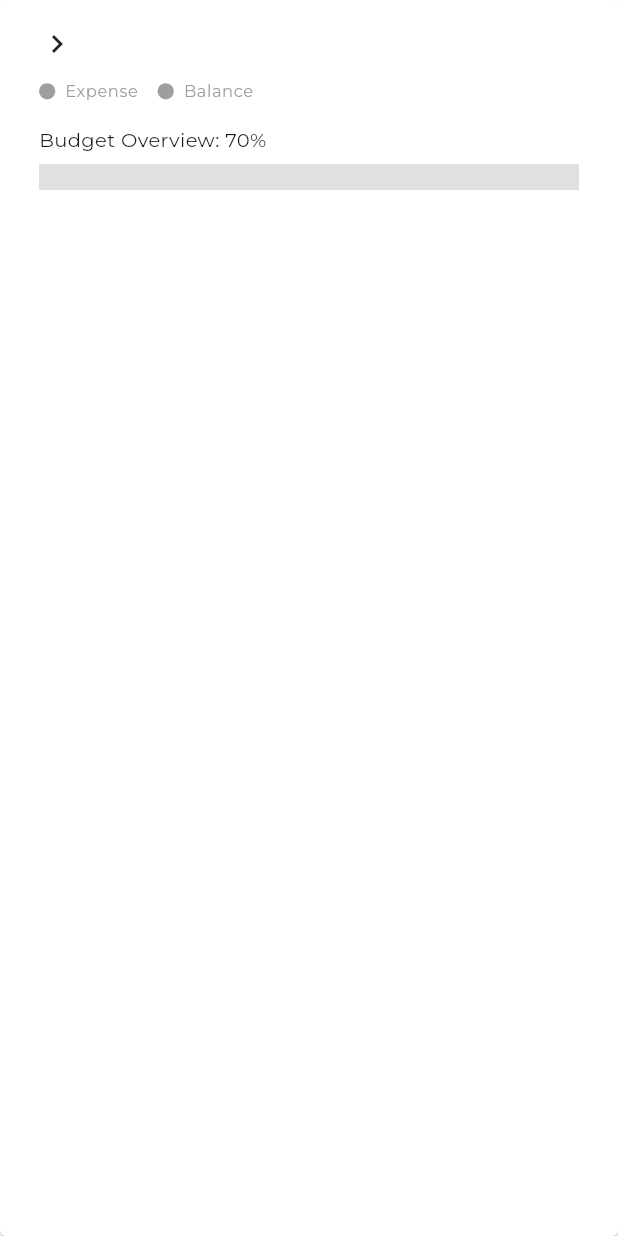
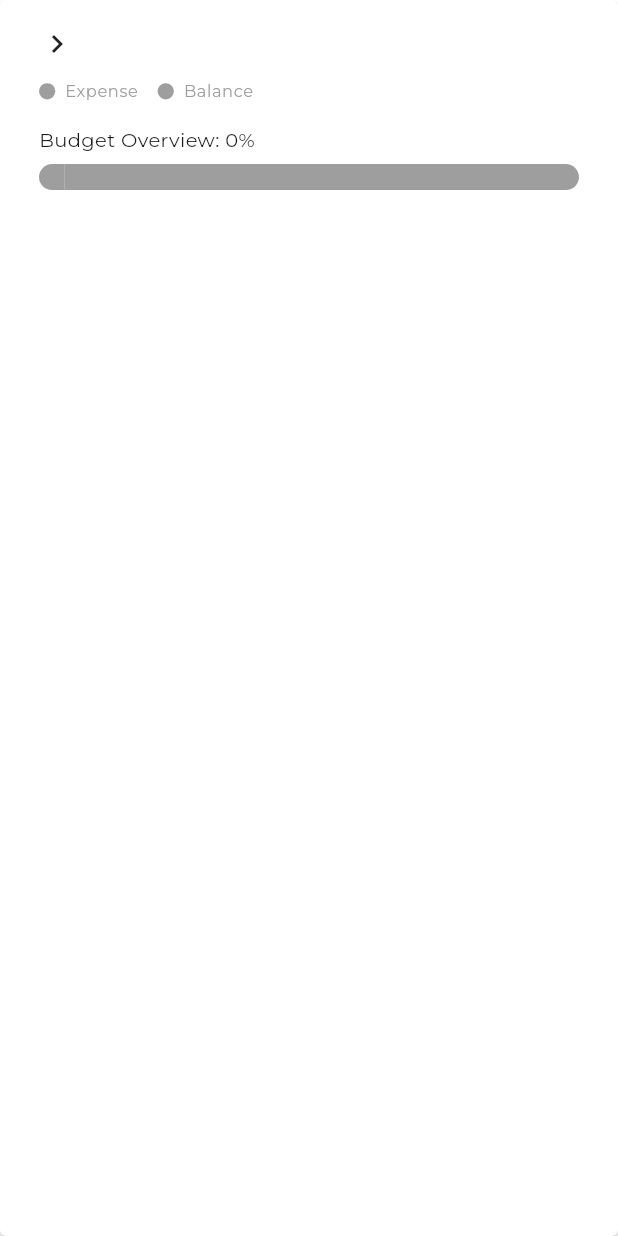
Before and after one commit to natintosh/mounae, a Flutter app: the BudgetItemCard widget shown alone on an empty page, opened directly with empty values, on a phone screen of 412 x 824 dp. Run offline on Flutter 3.47's test engine with Material 2 defaults, Android fonts, the phone set to English and light mode, and no system bars; our stand-ins replace currency_text_input_formatter, dio, flutter_screenutil, flutter_svg, google_fonts, loading_indicator and 5 more; missing offline and left inert: in_date_utils, okra_widget, system_settings.

```diff
--- a/lib/main.dart
+++ b/lib/main.dart
@@ -1,5 +1,6 @@
 import 'package:flutter/material.dart';
 import 'package:mounae/mounae_app.dart';
+import 'package:mounae/providers/budget_provider.dart';
 import 'package:mounae/providers/preference_provider.dart';
 import 'package:mounae/providers/user_provider.dart';
 import 'package:provider/provider.dart';
@@ -18,6 +19,11 @@ void main() {
             return UserProvider();
           },
         ),
+        ChangeNotifierProvider(
+          create: (BuildContext context) {
+            return BudgetProvider();
+          },
+        ),
       ],
       child: MounaeApp(),
     ),
--- a/lib/screens/index/budget/budget/widgets/budget_item_card.dart
+++ b/lib/screens/index/budget/budget/widgets/budget_item_card.dart
@@ -82,15 +82,44 @@ class BudgetItemCard extends StatelessWidget {
                 Container(
                   alignment: Alignment.centerLeft,
                   child: Text(
-                    'Budget Overview: 70%',
+                    'Budget Overview: 0%',
                     style: Theme.of(context).textTheme.bodyText2,
                   ),
                 ),
                 SizedBox(height: 8.sp),
-                Container(
-                  height: 16.sp,
-                  width: double.infinity,
-                  color: Colors.black12,
+                Row(
+                  children: [
+                    Expanded(
+                      flex: 5,
+                      child: Container(
+                        height: 16.sp,
+                        decoration: ShapeDecoration(
+                          shape: RoundedRectangleBorder(
+                              borderRadius: BorderRadius.only(
+                                  topLeft: Radius.circular(32.sp),
+                                  bottomLeft: Radius.circular(
+                                    32.sp,
+                                  ))),
+                          color: primaryColor,
+                        ),
+                      ),
+                    ),
+                    Expanded(
+                      flex: 100,
+                      child: Container(
+                        height: 16.sp,
+                        decoration: ShapeDecoration(
+                          shape: RoundedRectangleBorder(
+                              borderRadius: BorderRadius.only(
+                                  topRight: Radius.circular(32.sp),
+                                  bottomRight: Radius.circular(
+                                    32.sp,
+                                  ))),
+                          color: secondaryColor,
+                        ),
+                      ),
+                    ),
+                  ],
                 ),
                 SizedBox(height: 16.sp),
               ],
--- a/lib/utils/formatter/converter_utils.dart
+++ b/lib/utils/formatter/converter_utils.dart
@@ -2,7 +2,7 @@ import 'package:intl/intl.dart';
 
 class ConvertUtils {
   static String amount(double value) {
-    final numberFormatter = NumberFormat('###,##0.0', 'en_ng');
+    final numberFormatter = NumberFormat('###,##0.00', 'en_ng');
 
     return numberFormatter.format(value ?? 0);
   }
```
Also changed, not shown: lib/models/budget_model.dart (added, +52 -0 lines), lib/providers/budget_provider.dart (added, +46 -0 lines), lib/repository/server/mounea_repository.dart (+62 -0 lines), lib/screens/index/budget/budget/budget_screen.dart (+41 -15 lines).
